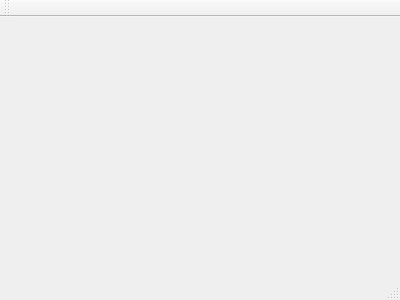
This is mainwindow.ui in ROFLailXGOD/SingleServer as Qt 5 draws it before an edit. The edited form follows.
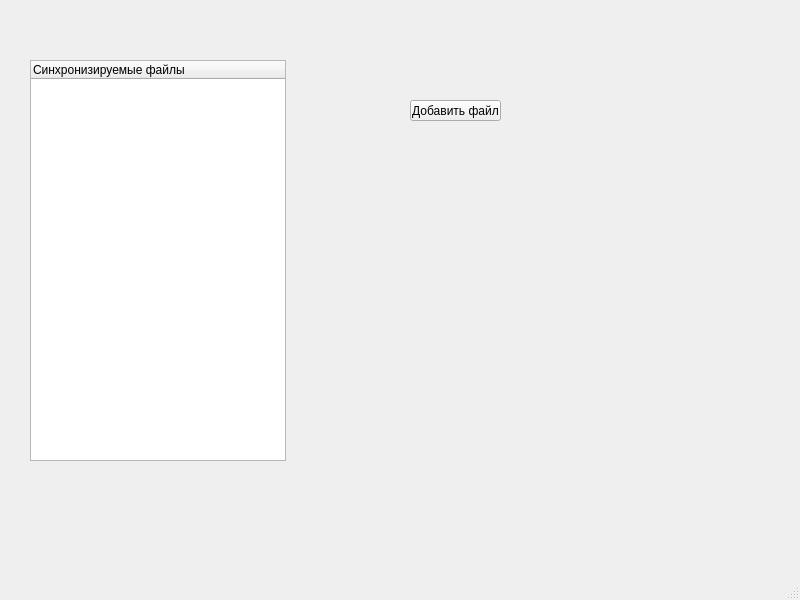
This is the edited form.

The edit to the form file:
```diff
--- a/mainwindow.ui
+++ b/mainwindow.ui
@@ -1,24 +1,72 @@
 <ui version="4.0">
  <class>MainWindow</class>
- <widget class="QMainWindow" name="MainWindow" >
-  <property name="geometry" >
+ <widget class="QMainWindow" name="MainWindow">
+  <property name="geometry">
    <rect>
     <x>0</x>
     <y>0</y>
-    <width>400</width>
-    <height>300</height>
+    <width>800</width>
+    <height>600</height>
    </rect>
   </property>
-  <property name="windowTitle" >
+  <property name="minimumSize">
+   <size>
+    <width>800</width>
+    <height>600</height>
+   </size>
+  </property>
+  <property name="maximumSize">
+   <size>
+    <width>800</width>
+    <height>600</height>
+   </size>
+  </property>
+  <property name="windowTitle">
    <string>MainWindow</string>
   </property>
-  <widget class="QMenuBar" name="menuBar" />
-  <widget class="QToolBar" name="mainToolBar" />
-  <widget class="QWidget" name="centralWidget" />
-  <widget class="QStatusBar" name="statusBar" />
+  <widget class="QWidget" name="centralWidget">
+   <widget class="QTreeWidget" name="treeWidget">
+    <property name="geometry">
+     <rect>
+      <x>30</x>
+      <y>60</y>
+      <width>256</width>
+      <height>401</height>
+     </rect>
+    </property>
+    <column>
+     <property name="text">
+      <string>Синхронизируемые файлы</string>
+     </property>
+    </column>
+   </widget>
+   <widget class="QPushButton" name="pushButton">
+    <property name="geometry">
+     <rect>
+      <x>410</x>
+      <y>100</y>
+      <width>91</width>
+      <height>21</height>
+     </rect>
+    </property>
+    <property name="text">
+     <string>Добавить файл</string>
+    </property>
+   </widget>
+  </widget>
+  <widget class="QMenuBar" name="menuBar">
+   <property name="geometry">
+    <rect>
+     <x>0</x>
+     <y>0</y>
+     <width>800</width>
+     <height>21</height>
+    </rect>
+   </property>
+  </widget>
+  <widget class="QStatusBar" name="statusBar"/>
  </widget>
- <layoutDefault spacing="6" margin="11" />
- <pixmapfunction></pixmapfunction>
+ <layoutdefault spacing="6" margin="11"/>
  <resources/>
  <connections/>
 </ui>
```
Left out of the diff: 1 changed line with no effect on the pictures.
